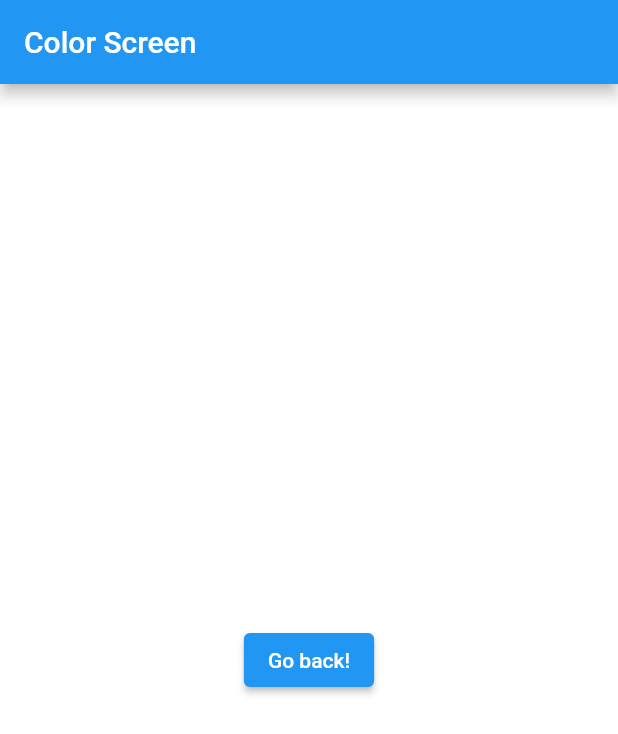
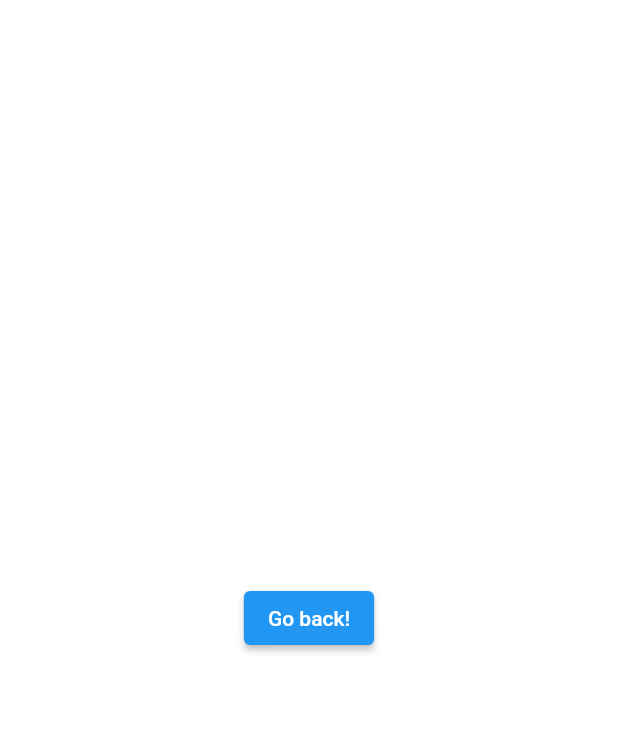
Before and after one commit to yplog/kutimo, a Flutter app: the ColorScreen screen opened directly, on a phone screen of 412 x 824 dp. Shown: the top 734 px of the screen. Run offline on Flutter 3.47's test engine with Material 2 defaults, Android fonts, the phone set to English and light mode, and no system bars; our stand-ins replace hive, hive_flutter; accounts and stored records are empty.

Commit message:
appbar removed

```diff
--- a/lib/screens/add_color_screen.dart
+++ b/lib/screens/add_color_screen.dart
@@ -19,9 +19,6 @@ class _AddColorScreenState extends State<AddColorScreen> {
   @override
   Widget build(BuildContext context) {
     return Scaffold(
-      appBar: AppBar(
-        title: const Text('Add Color Screen'),
-      ),
       backgroundColor: const Color(0xffffffff),
       body: Container(
         margin: const EdgeInsets.all(20),
--- a/lib/screens/color_screen.dart
+++ b/lib/screens/color_screen.dart
@@ -7,9 +7,6 @@ class ColorScreen extends StatelessWidget {
   Widget build(BuildContext context) {
     return Scaffold(
       backgroundColor: const Color(0xffffffff),
-      appBar: AppBar(
-        title: const Text('Color Screen'),
-      ),
       body: Center(
         child: ElevatedButton(
           onPressed: () {
```
